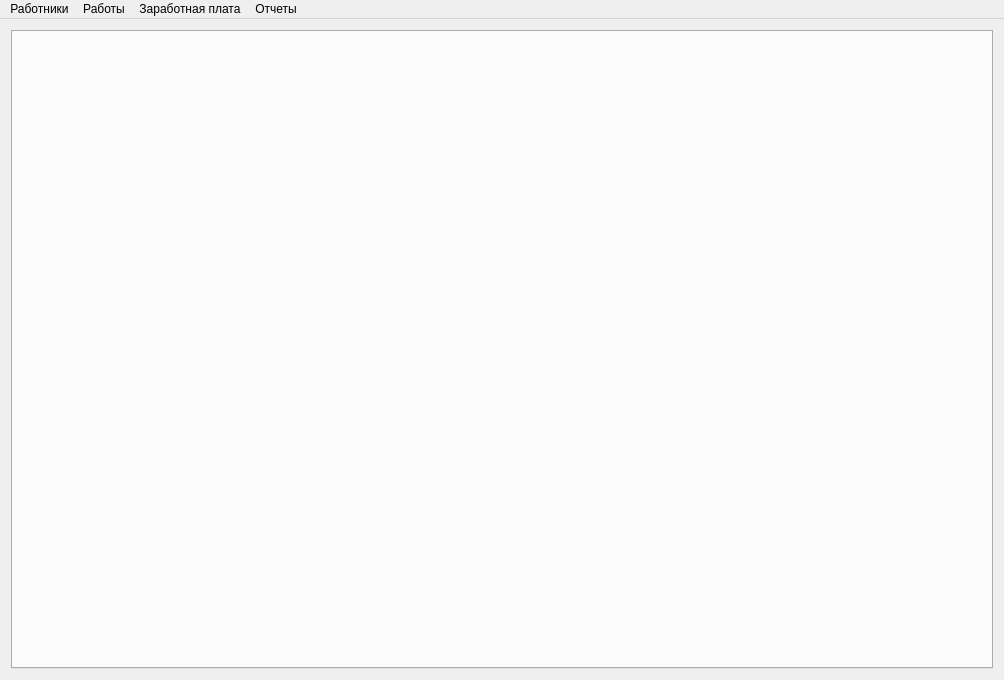
Before: the Qt Designer form mainwindow.ui in Sergeyego/wire_zp, drawn with Qt 5.
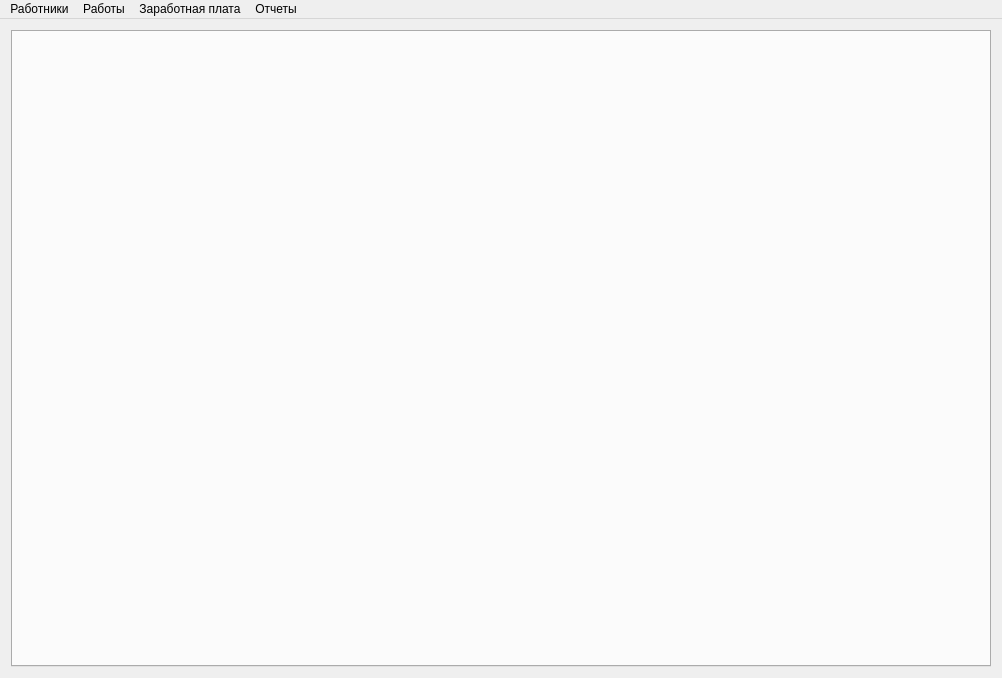
After: the same form once the commit is applied.

The edit to the form file:
```diff
--- a/mainwindow.ui
+++ b/mainwindow.ui
@@ -6,8 +6,8 @@
    <rect>
     <x>0</x>
     <y>0</y>
-    <width>1004</width>
-    <height>680</height>
+    <width>1002</width>
+    <height>678</height>
    </rect>
   </property>
   <property name="windowTitle">
@@ -32,7 +32,7 @@
     <rect>
      <x>0</x>
      <y>0</y>
-     <width>1004</width>
+     <width>1002</width>
      <height>25</height>
     </rect>
    </property>
```
Left out of the diff: 6 changed lines with no effect on the pictures.
